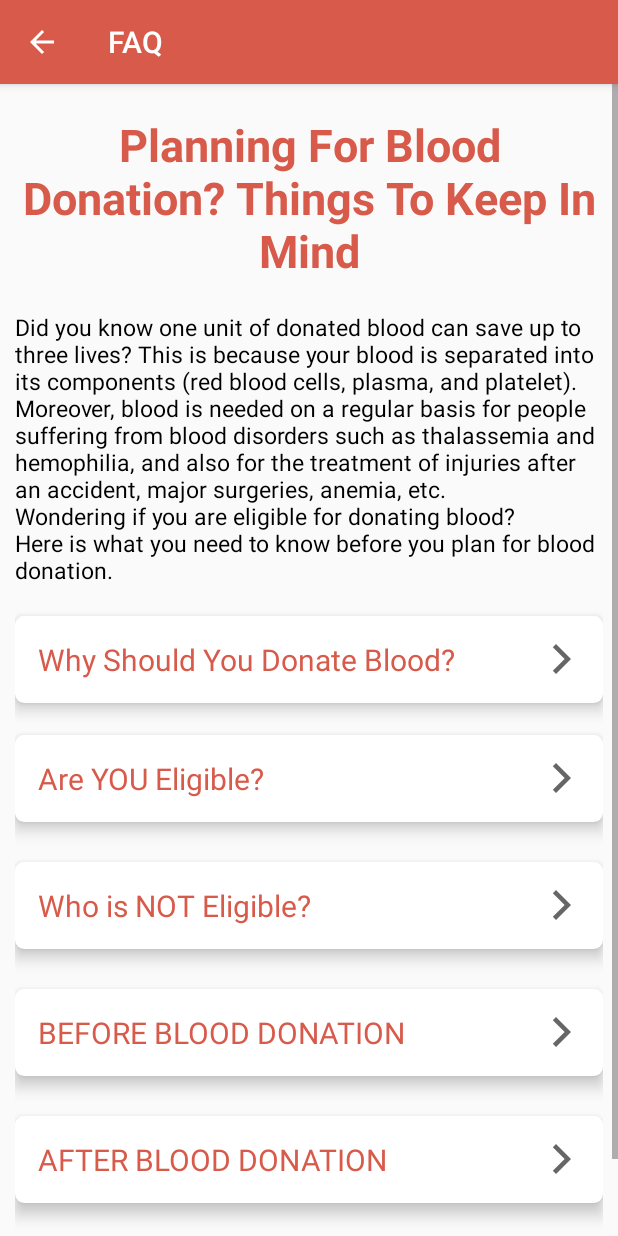
After one commit to WooTechnology/shades-of-red, an Android app: the faq screen opened directly, with no data from a screen before it, on a phone screen of 412 x 824 dp. The commit adds this screen. Run offline under Robolectric (Android 15) with nearby library versions, the phone set to English and light mode, and no system bars; Roboto replaces fonts that are not available here.

Commit message:
FAQ page added

```diff
--- /dev/null
+++ b/app/src/main/java/com/example/shadesofred/faq.java
@@ -0,0 +1,110 @@
+package com.example.shadesofred;
+
+import androidx.appcompat.app.AppCompatActivity;
+import androidx.cardview.widget.CardView;
+
+import android.os.Bundle;
+import android.view.View;
+import android.widget.TextView;
+
+public class faq extends AppCompatActivity {
+    TextView heading , content , first , second , third , fourth , fifth;
+    CardView cardView1;
+
+    @Override
+    protected void onCreate(Bundle savedInstanceState) {
+        super.onCreate(savedInstanceState);
+        setTitle("FAQ");
+        getSupportActionBar().setDisplayHomeAsUpEnabled(true);
+        setContentView(R.layout.activity_faq);
+        heading = findViewById(R.id.heading);
+        content = findViewById(R.id.content);
+        first = findViewById(R.id.first);
+        second = findViewById(R.id.second);
+        third = findViewById(R.id.third);
+        fourth = findViewById(R.id.fourth);
+        fifth = findViewById(R.id.fifth);
+        cardView1 = findViewById(R.id.cv_1);
+
+        content.setText("Did you know one unit of donated blood can save up to three lives? This is because your blood is separated into its " +
+                "components (red blood cells, plasma, and platelet). Moreover, blood is needed on a regular basis for people suffering from blood disorders such as thalassemia and hemophilia," +
+                " and also for the treatment of injuries after an accident, major surgeries, anemia, etc." +
+                " \nWondering if you are eligible for donating blood? \nHere is what you need to know before you plan for blood donation.");
+
+
+    }
+
+    @Override
+    public boolean onSupportNavigateUp() {
+        finish();
+        return true;
+    }
+
+    public void whyDonate(View view) {
+
+        if(first.getVisibility() == view.INVISIBLE){
+            first.setText("Blood donation not only saves lives but also has key benefits that we are unaware of.  It balances the level of iron in the body, regulates blood flow, reduces the risk of cardiovascular disease and stroke, triggers production of new blood cells and helps in weight loss. Moreover,  donating blood had a positive effect on a donor’s physical and psychological well-being as well.");
+            first.setVisibility(View.VISIBLE);
+        }
+        else{
+            first.setText(" ");
+            first.setVisibility(View.INVISIBLE);
+        }
+    }
+
+    public void eligible(View view) {
+        if(second.getVisibility() == view.INVISIBLE){
+            second.setText("Any healthy adult, both male and female, can donate blood. A healthy individual can safely donate one unit of blood, that is, 350 ml. Men can donate safely once in every three months while women can donate every four months. However, there are certain factors you need to fulfill to be considered as a donor. These include:\n" +
+                    "\nWeight: The donor should not weigh less than 45 kgs\n \nPulse: The pulse rate of the donor should be normal (60 to 100 beats per minute)\n \nBody temperature: Normal body temperature is  98.6°F (37°C)\n" +
+                    "\nHemoglobin: It should not be less than 12.5 grams per deciliter\n \nBlood pressure: Systolic and diastolic blood pressure should be within normal range (120/80 mm Hg) \n\nAge: Donors should be in the age group of 18 – 65 years");
+            second.setVisibility(View.VISIBLE);
+        }
+        else{
+            second.setText(" ");
+            second.setVisibility(View.INVISIBLE);
+        }
+    }
+
+    public void notEligible(View view) {
+        if(third.getVisibility() == View.INVISIBLE){
+            third.setText("You cannot donate blood if you: \n\n1. Suffer from common health problems such as cold, flu, sore throat, cold sore, stomach infection or any other infection." +
+                    "\n\n2. Had any dental procedures done such as filling, cleaning or restoration the day before the donation." +
+                    "\n\n3. Are diabetic and taking insulin injections to manage diabetes. \n\n4. Ever had an intravenous administration of drugs (even once)." +
+                    "\n\n5. Have any tattoos or acupuncture done in the last 12 months or have have had tattoo removal surgery in the last six months." +
+                    "\n\n6. Are pregnant, have delivered within a year or are breastfeeding.");
+            third.setVisibility(View.VISIBLE);
+        }
+
+        else {
+            third.setText(" ");
+            third.setVisibility(View.INVISIBLE);
+        }
+    }
+
+    public void after(View view) {
+        if(fifth.getVisibility() == View.INVISIBLE){
+            fifth.setText("1. Eat something that is rich in sugar post blood donation as it can up your energy levels.\n" +
+                    "\n2. Increase your fluid intake for the next 24 to 48 hours.\n" +
+                    "\n3. Avoid strenuous physical exertion. \n\n4. Eat well balanced meals for the next 24 hours to rejuvenate your body." +
+                    "\n\n5. Do not smoke or consume alcohol for at least 24 hours after donation.");
+            fifth.setVisibility(View.VISIBLE);
+        }
+        else{
+            fifth.setText(" ");
+            fifth.setVisibility(View.INVISIBLE);
+        }
+    }
+
+    public void before(View view) {
+        if(fourth.getVisibility() == View.INVISIBLE){
+            fourth.setText("1. Eat something light before donating blood and hydrate yourself as it helps you to avoid weakness.\n" +
+                    "\n2. Avoid drinking alcohol the day prior to blood donation.\n" +
+                    "\n3. Do not smoke for at least 2 hours before blood donation.");
+            fourth.setVisibility(View.VISIBLE);
+        }
+        else{
+            fourth.setText(" ");
+            fourth.setVisibility(View.INVISIBLE);
+        }
+    }
+}
--- a/app/src/main/java/com/example/shadesofred/searchDonor.java
+++ b/app/src/main/java/com/example/shadesofred/searchDonor.java
@@ -74,12 +74,18 @@ public class searchDonor extends AppCompatActivity implements AdapterView.OnItem
                 break;
             }
 
+            case R.id.faq:{
+                startActivity(new Intent(searchDonor.this , faq.class));
+                break;
+            }
+
             case R.id.logout:{
                 firebaseAuth.signOut();
                 Toast.makeText(searchDonor.this, "Logged out successfully", Toast.LENGTH_SHORT).show();
                 startActivity(new Intent(searchDonor.this,login.class));
                 finish();
             }
+
 
         }
         return super.onOptionsItemSelected(item);
--- a/app/src/main/java/com/example/shadesofred/user_info.java
+++ b/app/src/main/java/com/example/shadesofred/user_info.java
@@ -58,6 +58,7 @@ public class user_info extends AppCompatActivity {
         //set transparent background
         progressDialog.getWindow().setBackgroundDrawableResource(R.color.trans);
 
+
         databaseReference.addValueEventListener(new ValueEventListener() {
             @Override
             public void onDataChange(@NonNull DataSnapshot snapshot) {
--- /dev/null
+++ b/app/src/main/res/drawable/ic_baseline_arrow_forward_ios_24.xml
@@ -0,0 +1,10 @@
+<vector xmlns:android="http://schemas.android.com/apk/res/android"
+    android:width="24dp"
+    android:height="24dp"
+    android:viewportWidth="24"
+    android:viewportHeight="24"
+    android:tint="?attr/colorControlNormal">
+  <path
+      android:fillColor="@android:color/white"
+      android:pathData="M5.88,4.12L13.76,12l-7.88,7.88L8,22l10,-10L8,2z"/>
+</vector>
--- /dev/null
+++ b/app/src/main/res/layout/activity_faq.xml
@@ -0,0 +1,259 @@
+<?xml version="1.0" encoding="utf-8"?>
+<ScrollView xmlns:android="http://schemas.android.com/apk/res/android"
+    xmlns:app="http://schemas.android.com/apk/res-auto"
+    xmlns:tools="http://schemas.android.com/tools"
+    android:layout_width="fill_parent"
+    android:layout_height="fill_parent"
+    android:orientation="vertical"
+    tools:context=".faq">
+
+    <LinearLayout
+        android:layout_width="match_parent"
+        android:layout_height="wrap_content"
+        android:orientation="vertical"
+        android:layout_marginHorizontal="10dp"
+        android:layout_marginVertical="20dp">
+
+        <LinearLayout
+            android:layout_width="match_parent"
+            android:layout_height="wrap_content"
+            android:orientation="vertical"
+            android:layout_marginBottom="50dp">
+
+
+        <TextView
+            android:layout_width="match_parent"
+            android:layout_height="wrap_content"
+            android:text="Planning For Blood Donation? Things To Keep In Mind"
+            android:gravity="center"
+            android:textSize="30sp"
+            android:textColor="#d75a4a"
+            android:id="@+id/heading"
+            android:textStyle="bold"
+            />
+
+        <TextView
+            android:layout_width="match_parent"
+            android:layout_height="wrap_content"
+            android:id="@+id/content"
+            android:gravity="start"
+            android:textColor="@color/black"
+            android:textSize="15sp"
+            android:layout_marginTop="20dp"/>
+
+
+        <androidx.cardview.widget.CardView
+            android:layout_width="match_parent"
+            android:layout_height="wrap_content"
+            app:cardElevation="6dp"
+            app:cardCornerRadius="6dp"
+            android:background="#ffffff"
+            android:layout_marginTop="20dp"
+            android:id="@+id/cv_1"
+            android:onClick="whyDonate">
+
+            <RelativeLayout
+                android:layout_width="match_parent"
+                android:layout_height="match_parent"
+                android:padding="15dp">
+
+                <TextView
+                    android:layout_width="wrap_content"
+                    android:layout_height="wrap_content"
+                    android:text="Why Should You Donate Blood?"
+                    android:textSize="20sp"
+                    android:textColor="#d75a4a"
+                    />
+
+                <ImageView
+                    android:layout_width="wrap_content"
+                    android:layout_height="wrap_content"
+                    android:src="@drawable/ic_baseline_arrow_forward_ios_24"
+                    android:layout_alignParentEnd="true"
+                    android:layout_centerVertical="true"
+                    android:layout_marginLeft="10dp" />
+            </RelativeLayout>
+
+        </androidx.cardview.widget.CardView>
+
+            <TextView
+                android:layout_width="match_parent"
+                android:layout_height="wrap_content"
+                android:id="@+id/first"
+                android:gravity="start"
+                android:textColor="@color/black"
+                android:textSize="15sp"
+                android:visibility="invisible"/>
+
+        <androidx.cardview.widget.CardView
+            android:layout_width="match_parent"
+            android:layout_height="wrap_content"
+            app:cardElevation="6dp"
+            app:cardCornerRadius="6dp"
+            android:background="#ffffff"
+            android:onClick="eligible">
+
+            <RelativeLayout
+                android:layout_width="match_parent"
+                android:layout_height="match_parent"
+                android:padding="15dp">
+
+                <TextView
+                    android:layout_width="wrap_content"
+                    android:layout_height="wrap_content"
+                    android:text="Are YOU Eligible?"
+                    android:textSize="20sp"
+                    android:textColor="#d75a4a"
+                    />
+
+                <ImageView
+                    android:layout_width="wrap_content"
+                    android:layout_height="wrap_content"
+                    android:src="@drawable/ic_baseline_arrow_forward_ios_24"
+                    android:layout_alignParentEnd="true"
+                    android:layout_centerVertical="true"
+                    android:layout_marginLeft="10dp"/>
+            </RelativeLayout>
+
+        </androidx.cardview.widget.CardView>
+
+            <TextView
+                android:layout_width="match_parent"
+                android:layout_height="wrap_content"
+                android:id="@+id/second"
+                android:gravity="start"
+                android:textColor="@color/black"
+                android:textSize="15sp"
+                android:layout_marginTop="5dp"
+                android:visibility="invisible"/>
+
+        <androidx.cardview.widget.CardView
+            android:layout_width="match_parent"
+            android:layout_height="wrap_content"
+            app:cardElevation="6dp"
+            app:cardCornerRadius="6dp"
+            android:background="#ffffff"
+            android:onClick="notEligible">
+
+            <RelativeLayout
+                android:layout_width="match_parent"
+                android:layout_height="match_parent"
+                android:padding="15dp">
+
+                <TextView
+                    android:layout_width="wrap_content"
+                    android:layout_height="wrap_content"
+                    android:text="Who is NOT Eligible?"
+                    android:textSize="20sp"
+                    android:textColor="#d75a4a"
+                    />
+
+                <ImageView
+                    android:layout_width="wrap_content"
+                    android:layout_height="wrap_content"
+                    android:src="@drawable/ic_baseline_arrow_forward_ios_24"
+                    android:layout_alignParentEnd="true"
+                    android:layout_centerVertical="true"
+                    android:layout_marginLeft="10dp"/>
+            </RelativeLayout>
+
+        </androidx.cardview.widget.CardView>
+
+            <TextView
+                android:layout_width="match_parent"
+                android:layout_height="wrap_content"
+                android:id="@+id/third"
+                android:gravity="start"
+                android:textColor="@color/black"
+                android:textSize="15sp"
+                android:layout_marginTop="5dp"
+                android:visibility="invisible"/>
+
+        <androidx.cardview.widget.CardView
+            android:layout_width="match_parent"
+            android:layout_height="wrap_content"
+            app:cardElevation="6dp"
+            app:cardCornerRadius="6dp"
+            android:background="#ffffff"
+            android:onClick="before">
+
+            <RelativeLayout
+                android:layout_width="match_parent"
+                android:layout_height="match_parent"
+                android:padding="15dp">
+
+                <TextView
+                    android:layout_width="wrap_content"
+                    android:layout_height="wrap_content"
+                    android:text="BEFORE BLOOD DONATION"
+                    android:textSize="20sp"
+                    android:textColor="#d75a4a"
+                    />
+
+                <ImageView
+                    android:layout_width="wrap_content"
+                    android:layout_height="wrap_content"
+                    android:src="@drawable/ic_baseline_arrow_forward_ios_24"
+                    android:layout_alignParentEnd="true"
+                    android:layout_centerVertical="true"
+                    android:layout_marginLeft="10dp"/>
+            </RelativeLayout>
+
+        </androidx.cardview.widget.CardView>
+
+            <TextView
+                android:layout_width="match_parent"
+                android:layout_height="wrap_content"
+                android:id="@+id/fourth"
+                android:gravity="start"
+                android:textColor="@color/black"
+                android:textSize="15sp"
+                android:layout_marginTop="5dp"
+                android:visibility="invisible"/>
+
+        <androidx.cardview.widget.CardView
+            android:layout_width="match_parent"
+            android:layout_height="wrap_content"
+            app:cardElevation="6dp"
+            app:cardCornerRadius="6dp"
+            android:background="#ffffff"
+            android:onClick="after">
+
+            <RelativeLayout
+                android:layout_width="match_parent"
+                android:layout_height="match_parent"
+                android:padding="15dp">
+
+                <TextView
+                    android:layout_width="wrap_content"
+                    android:layout_height="wrap_content"
+                    android:text="AFTER BLOOD DONATION"
+                    android:textColor="#d75a4a"
+                    android:textSize="20sp" />
+
+                <ImageView
+                    android:layout_width="wrap_content"
+                    android:layout_height="wrap_content"
+                    android:layout_alignParentEnd="true"
+                    android:layout_centerVertical="true"
+                    android:layout_marginLeft="10dp"
+                    android:src="@drawable/ic_baseline_arrow_forward_ios_24" />
+            </RelativeLayout>
+
+        </androidx.cardview.widget.CardView>
+
+            <TextView
+                android:layout_width="match_parent"
+                android:layout_height="wrap_content"
+                android:id="@+id/fifth"
+                android:gravity="start"
+                android:textColor="@color/black"
+                android:textSize="15sp"
+                android:layout_marginTop="5dp"
+                android:visibility="invisible"/>
+
+        </LinearLayout>
+
+    </LinearLayout>
+
+</ScrollView>
--- a/app/src/main/res/menu/dmenu.xml
+++ b/app/src/main/res/menu/dmenu.xml
@@ -4,7 +4,11 @@
     <item android:id="@+id/profile"
         android:title="My Profile"/>
 
+    <item android:id="@+id/faq"
+        android:title="FAQ"/>
+
     <item android:id="@+id/logout"
         android:title="Logout"/>
 
+
 </menu>
```
Also changed, not shown: app/src/main/AndroidManifest.xml (+8 -6 lines), app/src/main/res/drawable/arrow_drop_down.png (deleted).
